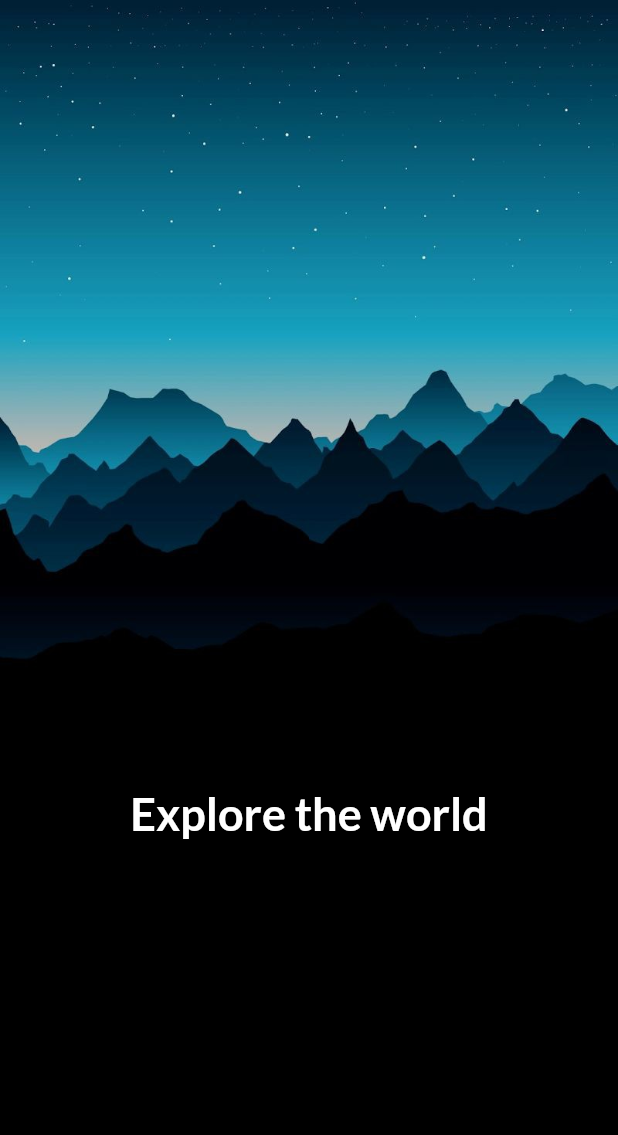
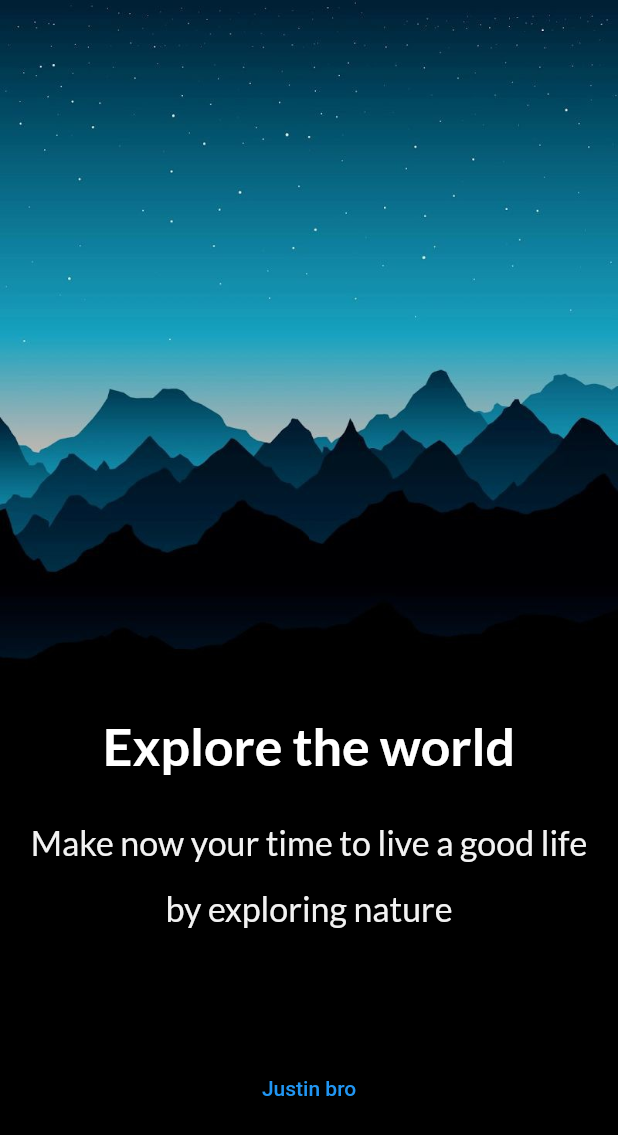
Before and after one commit to jxstxn1/Travel-App, a Flutter app: the screen it shows after launch, on a phone screen of 412 x 824 dp. Shown: the top 1135 px of the screen. Run offline on Flutter 3.47's test engine with Material 2 defaults, Android fonts, the phone set to English and light mode, and no system bars; our stand-ins replace google_fonts.

```diff
--- a/travel/lib/screens/welcome_screen.dart
+++ b/travel/lib/screens/welcome_screen.dart
@@ -1,5 +1,6 @@
 import 'package:flutter/material.dart';
 import 'package:google_fonts/google_fonts.dart';
+import '../constants.dart';
 
 class WelcomeScreen extends StatelessWidget {
   @override
@@ -12,23 +13,56 @@ class WelcomeScreen extends StatelessWidget {
         child: Stack(
           children: <Widget>[
             Container(
-              height: double.infinity,
-              width: double.infinity,
+              height: deviceHeight,
+              width: deviceWidth,
               child: Image.asset('assets/images/welcome-screen-2.jpg',
                   fit: BoxFit.cover),
             ),
-            Positioned(
+            Container(
               width: deviceWidth,
-              child: Text(
+              height: deviceHeight,
+              child: Column(
+                mainAxisAlignment: MainAxisAlignment.end,
+                children: <Widget>[
+                  Text(
                     "Explore the world",
                     style: GoogleFonts.lato(
                         color: Colors.white,
-                    fontSize: 30,
+                        fontSize: deviceWidth * 0.084,
                         fontWeight: FontWeight.bold),
                     textAlign: TextAlign.center,
                   ),
-              bottom: deviceHeight * 0.32,
+                  SizedBox(
+                    height: deviceHeight * 0.037,
+                  ),
+                  Text(
+                    "Make now your time to live a good life",
+                    style: GoogleFonts.lato(
+                        color: Color(0xfff2f2f2),
+                        fontSize: deviceWidth * 0.055),
+                  ),
+                  SizedBox(
+                    height: deviceHeight * 0.02,
+                  ),
+                  Text(
+                    "by exploring nature",
+                    style: GoogleFonts.lato(
+                        color: Color(0xfff2f2f2),
+                        fontSize: deviceWidth * 0.055),
+                  ),
+                  SizedBox(
+                    height: deviceHeight * 0.1,
+                  ),
+                  TextButton(
+                    onPressed: () {},
+                    child: Text("Justin bro"),
+                  ),
+                  SizedBox(
+                    height: deviceHeight * 0.09,
                   )
+                ],
+              ),
+            ),
           ],
         ),
       ),
```
Lines whose indentation alone changed are shown as unchanged.
